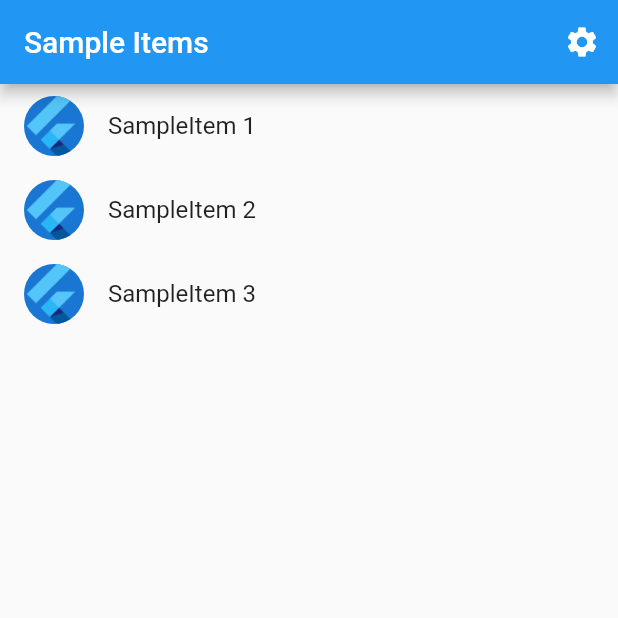
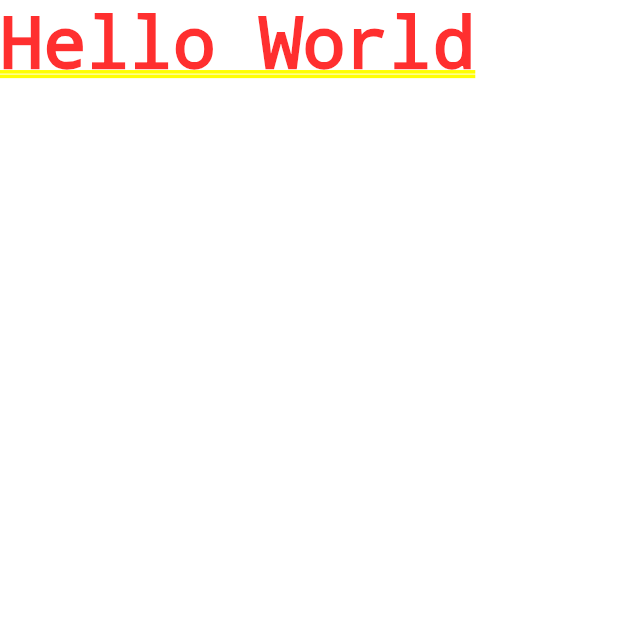
Before and after one commit to navidboloorian/fitsaw-old, a Flutter app: the screen it shows after launch, on a phone screen of 412 x 824 dp, the top half of it. Run offline on Flutter 3.47's test engine with Material 2 defaults, Android fonts, the light colour scheme and no system bars.

Commit message:
stripped bloat from boilerplate

```diff
--- a/lib/src/app.dart
+++ b/lib/src/app.dart
@@ -1,85 +1,15 @@
 import 'package:flutter/material.dart';
-import 'package:flutter_gen/gen_l10n/app_localizations.dart';
-import 'package:flutter_localizations/flutter_localizations.dart';
-
-import 'sample_feature/sample_item_details_view.dart';
-import 'sample_feature/sample_item_list_view.dart';
-import 'settings/settings_controller.dart';
-import 'settings/settings_view.dart';
 
 /// The Widget that configures your application.
-class MyApp extends StatelessWidget {
-  const MyApp({
+class App extends StatelessWidget {
+  const App({
     super.key,
-    required this.settingsController,
   });
-
-  final SettingsController settingsController;
 
   @override
   Widget build(BuildContext context) {
-    // Glue the SettingsController to the MaterialApp.
-    //
-    // The AnimatedBuilder Widget listens to the SettingsController for changes.
-    // Whenever the user updates their settings, the MaterialApp is rebuilt.
-    return AnimatedBuilder(
-      animation: settingsController,
-      builder: (BuildContext context, Widget? child) {
-        return MaterialApp(
-          // Providing a restorationScopeId allows the Navigator built by the
-          // MaterialApp to restore the navigation stack when a user leaves and
-          // returns to the app after it has been killed while running in the
-          // background.
-          restorationScopeId: 'app',
-
-          // Provide the generated AppLocalizations to the MaterialApp. This
-          // allows descendant Widgets to display the correct translations
-          // depending on the user's locale.
-          localizationsDelegates: const [
-            AppLocalizations.delegate,
-            GlobalMaterialLocalizations.delegate,
-            GlobalWidgetsLocalizations.delegate,
-            GlobalCupertinoLocalizations.delegate,
-          ],
-          supportedLocales: const [
-            Locale('en', ''), // English, no country code
-          ],
-
-          // Use AppLocalizations to configure the correct application title
-          // depending on the user's locale.
-          //
-          // The appTitle is defined in .arb files found in the localization
-          // directory.
-          onGenerateTitle: (BuildContext context) =>
-              AppLocalizations.of(context)!.appTitle,
-
-          // Define a light and dark color theme. Then, read the user's
-          // preferred ThemeMode (light, dark, or system default) from the
-          // SettingsController to display the correct theme.
-          theme: ThemeData(),
-          darkTheme: ThemeData.dark(),
-          themeMode: settingsController.themeMode,
-
-          // Define a function to handle named routes in order to support
-          // Flutter web url navigation and deep linking.
-          onGenerateRoute: (RouteSettings routeSettings) {
-            return MaterialPageRoute<void>(
-              settings: routeSettings,
-              builder: (BuildContext context) {
-                switch (routeSettings.name) {
-                  case SettingsView.routeName:
-                    return SettingsView(controller: settingsController);
-                  case SampleItemDetailsView.routeName:
-                    return const SampleItemDetailsView();
-                  case SampleItemListView.routeName:
-                  default:
-                    return const SampleItemListView();
-                }
-              },
-            );
-          },
-        );
-      },
+    return const MaterialApp(
+      home: Text("Hello World"),
     );
   }
 }
--- a/lib/src/sample_feature/sample_item.dart
+++ /dev/null
@@ -1,6 +0,0 @@
-/// A placeholder class that represents an entity or model.
-class SampleItem {
-  const SampleItem(this.id);
-
-  final int id;
-}
--- a/lib/src/sample_feature/sample_item_list_view.dart
+++ /dev/null
@@ -1,71 +0,0 @@
-import 'package:flutter/material.dart';
-
-import '../settings/settings_view.dart';
-import 'sample_item.dart';
-import 'sample_item_details_view.dart';
-
-/// Displays a list of SampleItems.
-class SampleItemListView extends StatelessWidget {
-  const SampleItemListView({
-    super.key,
-    this.items = const [SampleItem(1), SampleItem(2), SampleItem(3)],
-  });
-
-  static const routeName = '/';
-
-  final List<SampleItem> items;
-
-  @override
-  Widget build(BuildContext context) {
-    return Scaffold(
-      appBar: AppBar(
-        title: const Text('Sample Items'),
-        actions: [
-          IconButton(
-            icon: const Icon(Icons.settings),
-            onPressed: () {
-              // Navigate to the settings page. If the user leaves and returns
-              // to the app after it has been killed while running in the
-              // background, the navigation stack is restored.
-              Navigator.restorablePushNamed(context, SettingsView.routeName);
-            },
-          ),
-        ],
-      ),
-
-      // To work with lists that may contain a large number of items, it’s best
-      // to use the ListView.builder constructor.
-      //
-      // In contrast to the default ListView constructor, which requires
-      // building all Widgets up front, the ListView.builder constructor lazily
-      // builds Widgets as they’re scrolled into view.
-      body: ListView.builder(
-        // Providing a restorationId allows the ListView to restore the
-        // scroll position when a user leaves and returns to the app after it
-        // has been killed while running in the background.
-        restorationId: 'sampleItemListView',
-        itemCount: items.length,
-        itemBuilder: (BuildContext context, int index) {
-          final item = items[index];
-
-          return ListTile(
-            title: Text('SampleItem ${item.id}'),
-            leading: const CircleAvatar(
-              // Display the Flutter Logo image asset.
-              foregroundImage: AssetImage('assets/images/flutter_logo.png'),
-            ),
-            onTap: () {
-              // Navigate to the details page. If the user leaves and returns to
-              // the app after it has been killed while running in the
-              // background, the navigation stack is restored.
-              Navigator.restorablePushNamed(
-                context,
-                SampleItemDetailsView.routeName,
-              );
-            }
-          );
-        },
-      ),
-    );
-  }
-}
--- a/lib/src/settings/settings_controller.dart
+++ /dev/null
@@ -1,50 +0,0 @@
-import 'package:flutter/material.dart';
-
-import 'settings_service.dart';
-
-/// A class that many Widgets can interact with to read user settings, update
-/// user settings, or listen to user settings changes.
-///
-/// Controllers glue Data Services to Flutter Widgets. The SettingsController
-/// uses the SettingsService to store and retrieve user settings.
-class SettingsController with ChangeNotifier {
-  SettingsController(this._settingsService);
-
-  // Make SettingsService a private variable so it is not used directly.
-  final SettingsService _settingsService;
-
-  // Make ThemeMode a private variable so it is not updated directly without
-  // also persisting the changes with the SettingsService.
-  late ThemeMode _themeMode;
-
-  // Allow Widgets to read the user's preferred ThemeMode.
-  ThemeMode get themeMode => _themeMode;
-
-  /// Load the user's settings from the SettingsService. It may load from a
-  /// local database or the internet. The controller only knows it can load the
-  /// settings from the service.
-  Future<void> loadSettings() async {
-    _themeMode = await _settingsService.themeMode();
-
-    // Important! Inform listeners a change has occurred.
-    notifyListeners();
-  }
-
-  /// Update and persist the ThemeMode based on the user's selection.
-  Future<void> updateThemeMode(ThemeMode? newThemeMode) async {
-    if (newThemeMode == null) return;
-
-    // Do not perform any work if new and old ThemeMode are identical
-    if (newThemeMode == _themeMode) return;
-
-    // Otherwise, store the new ThemeMode in memory
-    _themeMode = newThemeMode;
-
-    // Important! Inform listeners a change has occurred.
-    notifyListeners();
-
-    // Persist the changes to a local database or the internet using the
-    // SettingService.
-    await _settingsService.updateThemeMode(newThemeMode);
-  }
-}
--- a/lib/src/settings/settings_service.dart
+++ /dev/null
@@ -1,17 +0,0 @@
-import 'package:flutter/material.dart';
-
-/// A service that stores and retrieves user settings.
-///
-/// By default, this class does not persist user settings. If you'd like to
-/// persist the user settings locally, use the shared_preferences package. If
-/// you'd like to store settings on a web server, use the http package.
-class SettingsService {
-  /// Loads the User's preferred ThemeMode from local or remote storage.
-  Future<ThemeMode> themeMode() async => ThemeMode.system;
-
-  /// Persists the user's preferred ThemeMode to local or remote storage.
-  Future<void> updateThemeMode(ThemeMode theme) async {
-    // Use the shared_preferences package to persist settings locally or the
-    // http package to persist settings over the network.
-  }
-}
--- a/lib/src/settings/settings_view.dart
+++ /dev/null
@@ -1,51 +0,0 @@
-import 'package:flutter/material.dart';
-
-import 'settings_controller.dart';
-
-/// Displays the various settings that can be customized by the user.
-///
-/// When a user changes a setting, the SettingsController is updated and
-/// Widgets that listen to the SettingsController are rebuilt.
-class SettingsView extends StatelessWidget {
-  const SettingsView({super.key, required this.controller});
-
-  static const routeName = '/settings';
-
-  final SettingsController controller;
-
-  @override
-  Widget build(BuildContext context) {
-    return Scaffold(
-      appBar: AppBar(
-        title: const Text('Settings'),
-      ),
-      body: Padding(
-        padding: const EdgeInsets.all(16),
-        // Glue the SettingsController to the theme selection DropdownButton.
-        //
-        // When a user selects a theme from the dropdown list, the
-        // SettingsController is updated, which rebuilds the MaterialApp.
-        child: DropdownButton<ThemeMode>(
-          // Read the selected themeMode from the controller
-          value: controller.themeMode,
-          // Call the updateThemeMode method any time the user selects a theme.
-          onChanged: controller.updateThemeMode,
-          items: const [
-            DropdownMenuItem(
-              value: ThemeMode.system,
-              child: Text('System Theme'),
-            ),
-            DropdownMenuItem(
-              value: ThemeMode.light,
-              child: Text('Light Theme'),
-            ),
-            DropdownMenuItem(
-              value: ThemeMode.dark,
-              child: Text('Dark Theme'),
-            )
-          ],
-        ),
-      ),
-    );
-  }
-}
```
Also changed, not shown: lib/main.dart (+1 -14 lines), lib/src/sample_feature/sample_item_details_view.dart (deleted, +0 -20 lines), lib/src/utils/custom_colors.dart (added, +14 -0 lines), lib/src/utils/themes.dart (added, +10 -0 lines).
